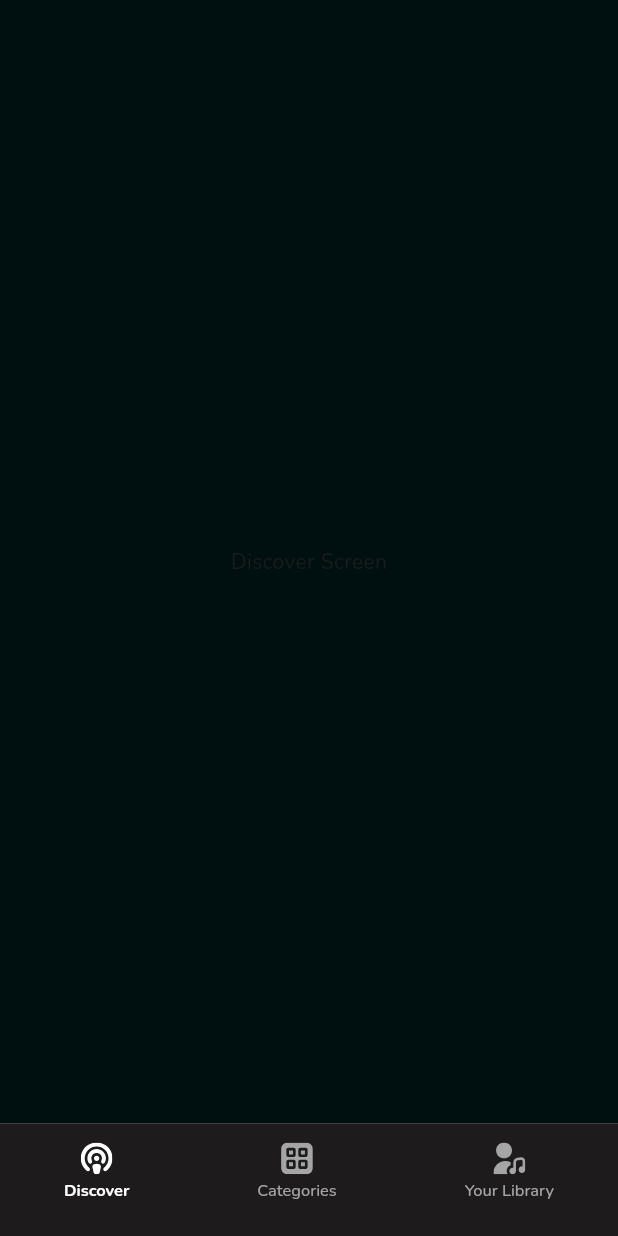
After one commit to iniisking/jollycast, a Flutter app: the MainScreen screen opened directly, on a phone screen of 412 x 824 dp. The commit adds this screen. Run offline on Flutter 3.47's test engine with Material 3 defaults, Android fonts, the phone set to English and light mode, and no system bars; our stand-ins replace chewie, flutter_screenutil, flutter_svg, google_fonts, shimmer, vector_graphics and 1 more.

Commit message:
Add bottom navigation bar with Discover, Categories, and Library screens

```diff
--- /dev/null
+++ b/lib/view/navigation/bottom_nav_bar.dart
@@ -0,0 +1,100 @@
+import 'package:flutter/material.dart';
+import 'package:flutter_screenutil/flutter_screenutil.dart';
+import 'package:jollycast/gen/assets.gen.dart';
+import 'package:jollycast/view/widgets/color.dart';
+import 'package:jollycast/view/widgets/text.dart';
+
+class BottomNavBar extends StatelessWidget {
+  final int currentIndex;
+  final Function(int) onTap;
+
+  const BottomNavBar({
+    super.key,
+    required this.currentIndex,
+    required this.onTap,
+  });
+
+  @override
+  Widget build(BuildContext context) {
+    return Container(
+      height: 85.spMin,
+      decoration: BoxDecoration(
+        color: blackColor4,
+        boxShadow: [
+          BoxShadow(
+            color: Colors.black.withOpacity(0.2),
+            blurRadius: 10,
+            offset: const Offset(0, -2),
+          ),
+        ],
+      ),
+      child: Row(
+        mainAxisAlignment: MainAxisAlignment.spaceAround,
+        children: [
+          _buildNavItem(
+            icon: Assets.svg.discover.svg(
+              width: 24.spMin,
+              height: 24.spMin,
+              colorFilter: ColorFilter.mode(
+                currentIndex == 0 ? whiteColor : lightGreyColor2,
+                BlendMode.srcIn,
+              ),
+            ),
+            label: 'Discover',
+            index: 0,
+          ),
+          _buildNavItem(
+            icon: Assets.svg.category.svg(
+              width: 24.spMin,
+              height: 24.spMin,
+              colorFilter: ColorFilter.mode(
+                currentIndex == 1 ? whiteColor : lightGreyColor2,
+                BlendMode.srcIn,
+              ),
+            ),
+            label: 'Categories',
+            index: 1,
+          ),
+          _buildNavItem(
+            icon: Assets.svg.library.svg(
+              width: 24.spMin,
+              height: 24.spMin,
+              colorFilter: ColorFilter.mode(
+                currentIndex == 2 ? whiteColor : lightGreyColor2,
+                BlendMode.srcIn,
+              ),
+            ),
+            label: 'Your Library',
+            index: 2,
+          ),
+        ],
+      ),
+    );
+  }
+
+  Widget _buildNavItem({
+    required Widget icon,
+    required String label,
+    required int index,
+  }) {
+    final isSelected = currentIndex == index;
+    return GestureDetector(
+      onTap: () => onTap(index),
+      behavior: HitTestBehavior.opaque,
+      child: Column(
+        mainAxisAlignment: MainAxisAlignment.center,
+        children: [
+          icon,
+          SizedBox(height: 4.spMin),
+          CustomTextWidget(
+            text: label,
+            fontSize: 14.spMin,
+            color: isSelected ? whiteColor : lightGreyColor2,
+            fontWeight: isSelected ? FontWeight.w700 : FontWeight.w500,
+          ),
+          SizedBox(height: 10.spMin),
+        ],
+      ),
+    );
+  }
+}
--- a/lib/view/screens/authentication/subscription_plans_screen.dart
+++ b/lib/view/screens/authentication/subscription_plans_screen.dart
@@ -4,6 +4,7 @@ import 'package:google_fonts/google_fonts.dart';
 import 'package:jollycast/gen/assets.gen.dart';
 import 'package:jollycast/view/widgets/color.dart';
 import 'package:jollycast/view/widgets/text.dart';
+import 'package:jollycast/view/screens/main/main_screen.dart';
 
 class SubscriptionPlansScreen extends StatelessWidget {
   const SubscriptionPlansScreen({super.key});
@@ -134,7 +135,16 @@ class SubscriptionCard extends StatelessWidget {
             SizedBox(height: 36.spMin),
             Row(
               children: [
-                Container(
+                GestureDetector(
+                  onTap: () {
+                    Navigator.pushReplacement(
+                      context,
+                      MaterialPageRoute(
+                        builder: (context) => const MainScreen(initialIndex: 0),
+                      ),
+                    );
+                  },
+                  child: Container(
                     padding: EdgeInsets.symmetric(
                       horizontal: 23.spMin,
                       vertical: 16.spMin,
@@ -150,8 +160,18 @@ class SubscriptionCard extends StatelessWidget {
                       fontWeight: FontWeight.w400,
                     ),
                   ),
+                ),
                 SizedBox(width: 16.spMin),
-                Container(
+                GestureDetector(
+                  onTap: () {
+                    Navigator.pushReplacement(
+                      context,
+                      MaterialPageRoute(
+                        builder: (context) => const MainScreen(initialIndex: 0),
+                      ),
+                    );
+                  },
+                  child: Container(
                     padding: EdgeInsets.symmetric(
                       horizontal: 23.spMin,
                       vertical: 16.spMin,
@@ -167,6 +187,7 @@ class SubscriptionCard extends StatelessWidget {
                       fontWeight: FontWeight.w400,
                     ),
                   ),
+                ),
               ],
             ),
           ],
--- /dev/null
+++ b/lib/view/screens/categories/categories_screen.dart
@@ -0,0 +1,14 @@
+import 'package:flutter/material.dart';
+import 'package:jollycast/view/widgets/color.dart';
+
+class CategoriesScreen extends StatelessWidget {
+  const CategoriesScreen({super.key});
+
+  @override
+  Widget build(BuildContext context) {
+    return Scaffold(
+      backgroundColor: blackColor3,
+      body: const Center(child: Text('Categories Screen')),
+    );
+  }
+}
--- /dev/null
+++ b/lib/view/screens/discover/discover_screen.dart
@@ -0,0 +1,15 @@
+import 'package:flutter/material.dart';
+import 'package:jollycast/view/widgets/color.dart';
+import 'package:jollycast/view/widgets/text.dart';
+
+class DiscoverScreen extends StatelessWidget {
+  const DiscoverScreen({super.key});
+
+  @override
+  Widget build(BuildContext context) {
+    return Scaffold(
+      backgroundColor: blackColor3,
+      body: const Center(child: Text('Discover Screen')),
+    );
+  }
+}
--- /dev/null
+++ b/lib/view/screens/library/library_screen.dart
@@ -0,0 +1,14 @@
+import 'package:flutter/material.dart';
+import 'package:jollycast/view/widgets/color.dart';
+
+class LibraryScreen extends StatelessWidget {
+  const LibraryScreen({super.key});
+
+  @override
+  Widget build(BuildContext context) {
+    return Scaffold(
+      backgroundColor: blackColor3,
+      body: const Center(child: Text('Your Library Screen')),
+    );
+  }
+}
--- /dev/null
+++ b/lib/view/screens/main/main_screen.dart
@@ -0,0 +1,53 @@
+import 'package:flutter/material.dart';
+import 'package:jollycast/view/navigation/bottom_nav_bar.dart';
+import 'package:jollycast/view/screens/discover/discover_screen.dart';
+import 'package:jollycast/view/screens/categories/categories_screen.dart';
+import 'package:jollycast/view/screens/library/library_screen.dart';
+
+class MainScreen extends StatefulWidget {
+  final int initialIndex;
+
+  const MainScreen({
+    super.key,
+    this.initialIndex = 0,
+  });
+
+  @override
+  State<MainScreen> createState() => _MainScreenState();
+}
+
+class _MainScreenState extends State<MainScreen> {
+  late int _currentIndex;
+
+  @override
+  void initState() {
+    super.initState();
+    _currentIndex = widget.initialIndex;
+  }
+
+  final List<Widget> _screens = [
+    const DiscoverScreen(),
+    const CategoriesScreen(),
+    const LibraryScreen(),
+  ];
+
+  void _onNavItemTapped(int index) {
+    setState(() {
+      _currentIndex = index;
+    });
+  }
+
+  @override
+  Widget build(BuildContext context) {
+    return Scaffold(
+      body: IndexedStack(
+        index: _currentIndex,
+        children: _screens,
+      ),
+      bottomNavigationBar: BottomNavBar(
+        currentIndex: _currentIndex,
+        onTap: _onNavItemTapped,
+      ),
+    );
+  }
+}
--- a/lib/view/widgets/color.dart
+++ b/lib/view/widgets/color.dart
@@ -16,3 +16,6 @@ final darkGreyColor2 = const Color(0xFF323432);
 final lightGreyColor = const Color(0xFFD9D9D9);
 final blackColor2 = const Color(0xFF171717);
 final blackColor3 = const Color(0xFF001010);
+final blackColor4 = const Color(0xFF1D1B1B);
+
+final lightGreyColor2 = const Color(0xFFA5A5A5);
```
Also changed, not shown: lib/view/widgets/button.dart (+5 -5 lines). Lines whose indentation alone changed are shown as unchanged.
